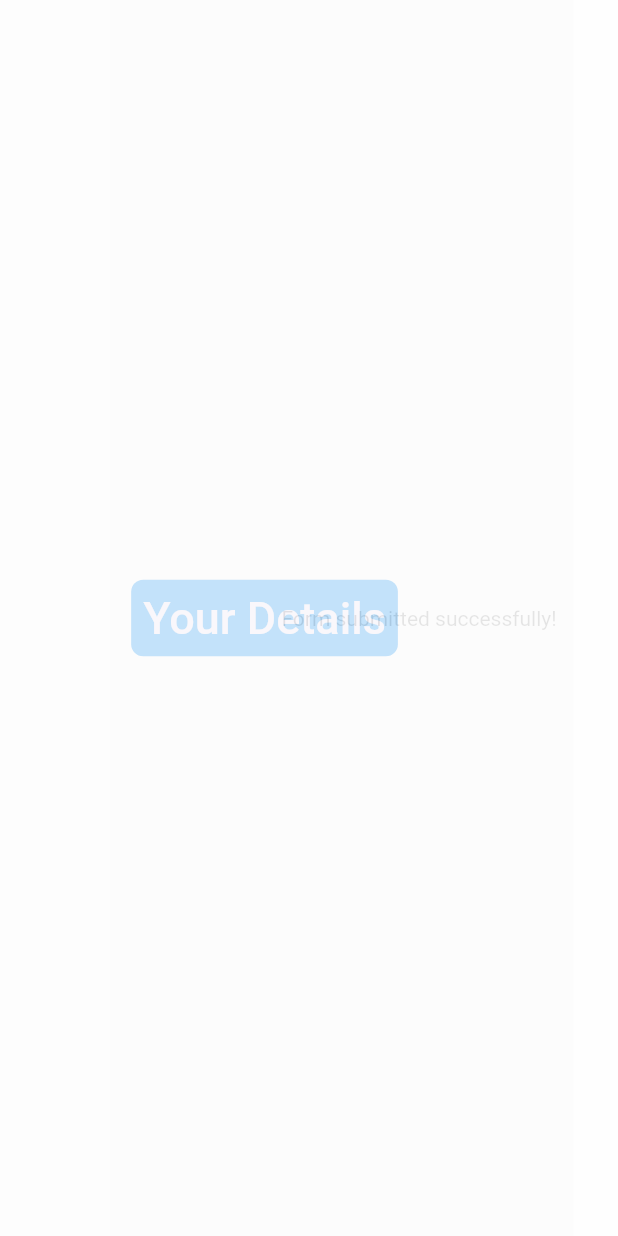
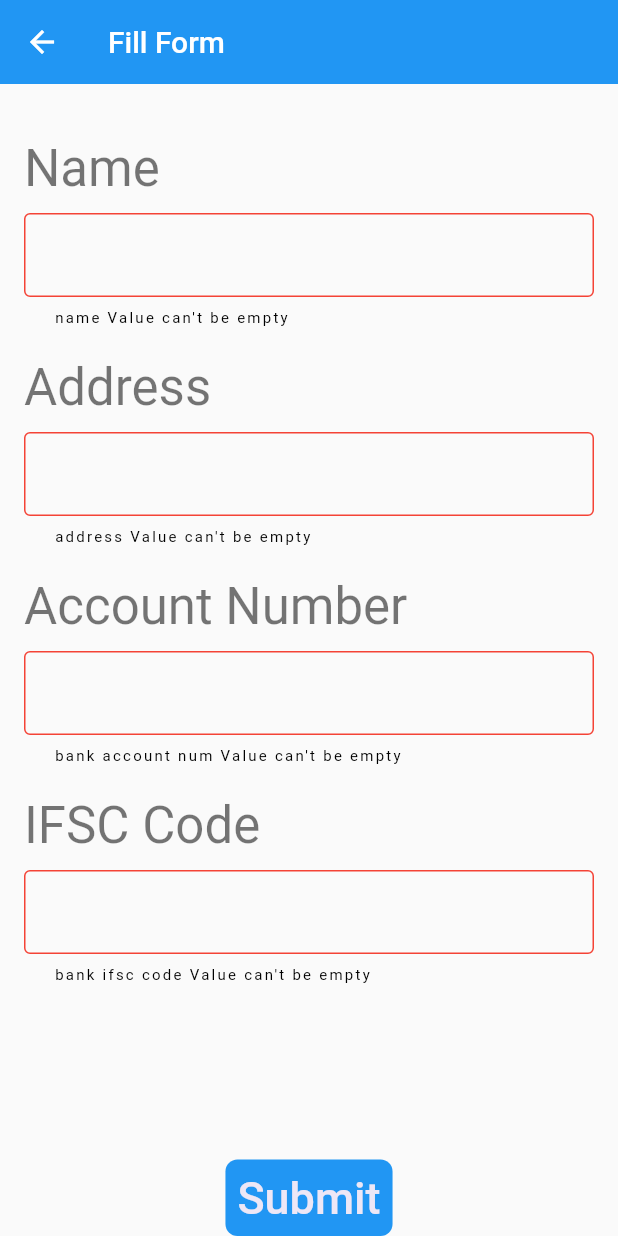
Before and after one commit to DelunRex/myForm_flutterbloc, a Flutter app: the EmptyFormScreen screen opened directly, after a tap on "Submit", on a phone screen of 412 x 824 dp. Run offline on Flutter 3.47's test engine with Material 2 defaults, Android fonts, the light colour scheme and no system bars; our stand-ins replace bloc, equatable, flutter_bloc, shared_preferences; accounts and stored records are empty; Roboto replaces fonts that are missing (Poppins).

Commit message:
feat: add error map

```diff
--- a/lib/app_router.dart
+++ b/lib/app_router.dart
@@ -2,11 +2,11 @@ import 'package:flutter/material.dart';
 import 'package:flutter_bloc/flutter_bloc.dart';
 
 import 'domain/repositories/user_repository.dart';
-import 'presentation/Form/bloc/myform_bloc.dart';
-import 'presentation/Form/empty_form_screen.dart';
-import 'presentation/Form/filled_form_screen.dart';
 import 'presentation/Home/bloc/home_bloc.dart';
 import 'presentation/Home/home_screen.dart';
+import 'presentation/myform/bloc/myform_bloc.dart';
+import 'presentation/myform/empty_form_screen.dart';
+import 'presentation/myform/filled_form_screen.dart';
 
 class AppRouter {
   Route<dynamic> generateRoute(RouteSettings settings) {
--- a/lib/data/local/local_database_service.dart
+++ b/lib/data/local/local_database_service.dart
@@ -1,7 +1,7 @@
 import 'package:shared_preferences/shared_preferences.dart';
 
 import '../../domain/models/user_model.dart';
-import '../constants/app_assets.dart';
+import '../../globals.dart';
 
 class LocalStorageService {
   static late LocalStorageService _instance;
--- a/lib/domain/repositories/user_repository.dart
+++ b/lib/domain/repositories/user_repository.dart
@@ -1,5 +1,5 @@
-import '../../data/constants/app_assets.dart';
 import '../../data/local/local_database_service.dart';
+import '../../globals.dart';
 import '../models/user_model.dart';
 
 class UserRepository {
--- a/lib/presentation/Home/home_screen.dart
+++ b/lib/presentation/Home/home_screen.dart
@@ -3,15 +3,15 @@ import 'package:flutter_bloc/flutter_bloc.dart';
 
 import '../../domain/models/user_model.dart';
 import '../../domain/repositories/user_repository.dart';
-import '../Form/empty_form_screen.dart';
-import '../Form/filled_form_screen.dart';
+import '../myform/empty_form_screen.dart';
+import '../myform/filled_form_screen.dart';
 import 'bloc/home_bloc.dart';
 import 'bloc/home_event.dart';
 import 'bloc/home_state.dart';
 
 class HomeScreen extends StatelessWidget {
   const HomeScreen({Key? key}) : super(key: key);
-  static const String id = 'Home';
+  static const String id = 'home';
 
   @override
   Widget build(BuildContext context) {
--- a/lib/presentation/component/form_field.dart
+++ b/lib/presentation/component/form_field.dart
@@ -5,12 +5,14 @@ class CustomTextField extends StatelessWidget {
     required this.controller,
     required this.isEnabled,
     required this.headerText,
+    this.errorText,
     this.hintText,
     Key? key,
   }) : super(key: key);
 
   final TextEditingController controller;
   final bool isEnabled;
+  final String? errorText;
   final String headerText;
   final String? hintText;
 
@@ -38,6 +40,7 @@ class CustomTextField extends StatelessWidget {
               contentPadding: const EdgeInsets.all(20.0),
               hintStyle: Theme.of(context).textTheme.subtitle1,
               hintText: hintText,
+              errorText: errorText,
               errorStyle: Theme.of(context).textTheme.overline,
               errorMaxLines: 3,
               filled: !isEnabled,
@@ -49,6 +52,9 @@ class CustomTextField extends StatelessWidget {
               disabledBorder: const OutlineInputBorder(
                   borderSide: BorderSide.none,
                   borderRadius: BorderRadius.all(Radius.circular(10))),
+              errorBorder: const OutlineInputBorder(
+                borderSide: BorderSide(color: Colors.red),
+              ),
               border: const OutlineInputBorder(
                 borderSide: BorderSide(color: Color(0xFF007EFA)),
                 borderRadius: BorderRadius.all(Radius.circular(10)),
--- a/lib/presentation/Form/bloc/myform_bloc.dart
+++ b/lib/presentation/myform/bloc/myform_bloc.dart
@@ -1,7 +1,7 @@
 import 'package:bloc/bloc.dart';
 
-import '../../../data/constants/app_assets.dart';
 import '../../../domain/repositories/user_repository.dart';
+import '../../../globals.dart';
 import 'myform_event.dart';
 import 'myform_state.dart';
 
@@ -9,16 +9,28 @@ class MyFormBloc extends Bloc<MyFormEvent, MyFormState> {
   MyFormBloc({required this.userRepository, required bool isEditing})
       : super(MyFormState(isEditing: isEditing)) {
     on<MyFormSubmitEvent>((MyFormSubmitEvent event, Emitter<MyFormState> emit) {
-      try {
+      final Map<String, String?> errorMap = <String, String?>{};
+      bool isError = false;
+      final Map<String, String> map = event.formData;
+      map.forEach((String key, String value) {
+        if (value == '') {
+          isError = true;
+          errorMap[key] = "$key Value can't be empty";
+        } else {
+          errorMap[key] = null;
+        }
+      });
+      if (isError) {
+        emit(MyFormErrorState(errorMap: errorMap));
+      } else {
         userRepository.addFormDetails(
-            event.formData[nameKey]!,
-            event.formData[addressKey]!,
-            event.formData[bankAccountNumKey]!,
-            event.formData[bankIfscCodeKey]!);
+          map[nameKey]!,
+          map[addressKey]!,
+          map[bankAccountNumKey]!,
+          map[bankIfscCodeKey]!,
+        );
         userRepository.isFormDetailsSaved = true;
         emit(const MyFormSuccessState());
-      } catch (e) {
-        emit(const MyFormErrorState());
       }
     });
     on<MyFormEditingEvent>(
--- a/lib/presentation/Form/bloc/myform_state.dart
+++ b/lib/presentation/myform/bloc/myform_state.dart
@@ -6,14 +6,6 @@ class MyFormState extends Equatable {
 
   @override
   List<Object?> get props => <Object?>[isEditing];
-
-  MyFormState copyWith({
-    bool? isEditing,
-  }) {
-    return MyFormState(
-      isEditing: isEditing ?? this.isEditing,
-    );
-  }
 }
 
 class MyFormSuccessState extends MyFormState {
@@ -24,8 +16,9 @@ class MyFormSuccessState extends MyFormState {
 }
 
 class MyFormErrorState extends MyFormState {
-  const MyFormErrorState() : super(isEditing: true);
+  const MyFormErrorState({required this.errorMap}) : super(isEditing: true);
+  final Map<String, String?> errorMap;
 
   @override
-  List<Object?> get props => <Object?>[isEditing];
+  List<Object?> get props => <Object?>[errorMap, isEditing];
 }
--- a/lib/presentation/Form/empty_form_screen.dart
+++ b/lib/presentation/myform/empty_form_screen.dart
@@ -1,7 +1,7 @@
 import 'package:flutter/material.dart';
 import 'package:flutter_bloc/flutter_bloc.dart';
 
-import '../../data/constants/app_assets.dart';
+import '../../globals.dart';
 import '../component/form_field.dart';
 import 'bloc/myform_bloc.dart';
 import 'bloc/myform_event.dart';
@@ -9,7 +9,7 @@ import 'bloc/myform_state.dart';
 
 class EmptyFormScreen extends StatefulWidget {
   const EmptyFormScreen({Key? key}) : super(key: key);
-  static const String id = 'EmptyForm';
+  static const String id = 'emptyForm';
 
   @override
   _EmptyFormScreenState createState() => _EmptyFormScreenState();
@@ -45,18 +45,13 @@ class _EmptyFormScreenState extends State<EmptyFormScreen> {
           Future<void>.delayed(const Duration(seconds: 1),
               () async => Navigator.of(context).pop());
           return _buildSuccessPage(context);
-        } else if (state is MyFormErrorState) {
-          return const Center(
-            child: Text('Oops how did you end up here!'),
-          );
-        } else {
-          return _builAddBankDetailsWidget(context);
         }
+        return _builAddBankDetailsWidget(context, state);
       },
     );
   }
 
-  Widget _builAddBankDetailsWidget(BuildContext context) {
+  Widget _builAddBankDetailsWidget(BuildContext context, MyFormState state) {
     return Scaffold(
       appBar: AppBar(
         title: const Text('Fill Form'),
@@ -73,21 +68,33 @@ class _EmptyFormScreenState extends State<EmptyFormScreen> {
                     controller: controllers[nameKey]!,
                     isEnabled: true,
                     headerText: 'Name',
+                    errorText: (state is MyFormErrorState)
+                        ? state.errorMap[nameKey]
+                        : null,
                   ),
                   CustomTextField(
                     controller: controllers[addressKey]!,
                     isEnabled: true,
                     headerText: 'Address',
+                    errorText: (state is MyFormErrorState)
+                        ? state.errorMap[addressKey]
+                        : null,
                   ),
                   CustomTextField(
                     controller: controllers[bankAccountNumKey]!,
                     isEnabled: true,
                     headerText: 'Account Number',
+                    errorText: (state is MyFormErrorState)
+                        ? state.errorMap[bankAccountNumKey]
+                        : null,
                   ),
                   CustomTextField(
                     controller: controllers[bankIfscCodeKey]!,
                     isEnabled: true,
                     headerText: 'IFSC Code',
+                    errorText: (state is MyFormErrorState)
+                        ? state.errorMap[bankIfscCodeKey]
+                        : null,
                   ),
                 ],
               ),
--- a/lib/presentation/Form/filled_form_screen.dart
+++ b/lib/presentation/myform/filled_form_screen.dart
@@ -1,8 +1,8 @@
 import 'package:flutter/material.dart';
 import 'package:flutter_bloc/flutter_bloc.dart';
 
-import '../../data/constants/app_assets.dart';
 import '../../domain/repositories/user_repository.dart';
+import '../../globals.dart';
 import '../component/form_field.dart';
 import 'bloc/myform_bloc.dart';
 import 'bloc/myform_event.dart';
@@ -10,7 +10,7 @@ import 'bloc/myform_state.dart';
 
 class FilledFormScreen extends StatefulWidget {
   const FilledFormScreen({Key? key}) : super(key: key);
-  static const String id = 'FilledForm';
+  static const String id = 'filledForm';
 
   @override
   _FilledFormScreenState createState() => _FilledFormScreenState();
@@ -57,22 +57,13 @@ class _FilledFormScreenState extends State<FilledFormScreen> {
       }
       if (!state.isEditing) {
         controllers[nameKey]!.text = repo.currentUser.name!;
-          controllers[bankAccountNumKey]!.text =
-              repo.currentUser.bankAccountNum!;
+        controllers[bankAccountNumKey]!.text = repo.currentUser.bankAccountNum!;
         controllers[addressKey]!.text = repo.currentUser.address!;
         controllers[bankIfscCodeKey]!.text = repo.currentUser.bankIfscCode!;
       }
-      },
-      builder: (BuildContext context, MyFormState state) {
-        if (state is MyFormErrorState) {
-          return const Center(
-            child: Text('Oops how did you end up here!'),
-          );
-        } else {
+    }, builder: (BuildContext context, MyFormState state) {
       return _builBankDetailsWidget(context, state);
-        }
-      },
-    );
+    });
   }
 
   Widget _builBankDetailsWidget(BuildContext context, MyFormState state) {
@@ -93,21 +84,33 @@ class _FilledFormScreenState extends State<FilledFormScreen> {
                     controller: controllers[nameKey]!,
                     isEnabled: state.isEditing,
                     headerText: 'Name',
+                    errorText: (state is MyFormErrorState)
+                        ? state.errorMap[nameKey]
+                        : null,
                   ),
                   CustomTextField(
                     controller: controllers[addressKey]!,
                     isEnabled: state.isEditing,
                     headerText: 'Address',
+                    errorText: (state is MyFormErrorState)
+                        ? state.errorMap[addressKey]
+                        : null,
                   ),
                   CustomTextField(
                     controller: controllers[bankAccountNumKey]!,
                     isEnabled: state.isEditing,
                     headerText: 'Account Number',
+                    errorText: (state is MyFormErrorState)
+                        ? state.errorMap[bankAccountNumKey]
+                        : null,
                   ),
                   CustomTextField(
                     controller: controllers[bankIfscCodeKey]!,
                     isEnabled: state.isEditing,
                     headerText: 'IFSC Code',
+                    errorText: (state is MyFormErrorState)
+                        ? state.errorMap[bankIfscCodeKey]
+                        : null,
                   ),
                 ],
               ),
```
Also changed, not shown: lib/globals.dart (renamed from lib/data/constants/app_assets.dart), lib/presentation/myform/bloc/myform_event.dart (renamed from lib/presentation/Form/bloc/myform_event.dart). Lines whose indentation alone changed are shown as unchanged.
